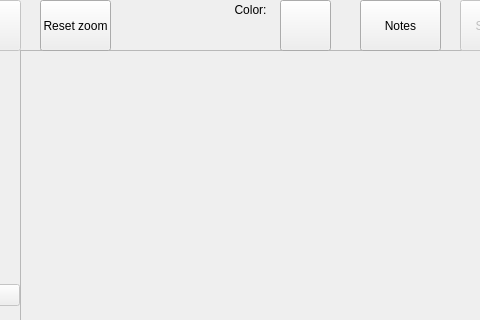
Qt form src/mainwindow.ui (robedpixel/SmartMonitor-Python) before a commit; both pictures show x 140 to 620 and y 0 to 320 of the 800 by 600 pixel window.
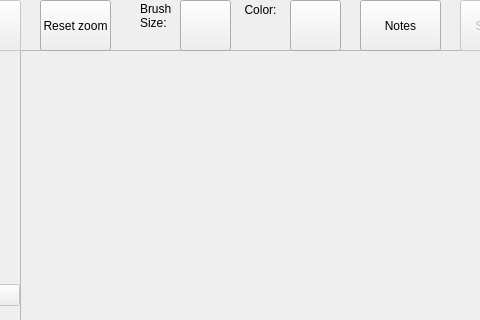
The same form after that commit.

Commit message: add ui to prepare for changing brush size

The edit to the form file:
```diff
--- a/src/mainwindow.ui
+++ b/src/mainwindow.ui
@@ -119,7 +119,7 @@
    <widget class="QLabel" name="label">
     <property name="geometry">
      <rect>
-      <x>370</x>
+      <x>380</x>
       <y>0</y>
       <width>41</width>
       <height>20</height>
@@ -135,7 +135,7 @@
    <widget class="QPushButton" name="brushcolorButton">
     <property name="geometry">
      <rect>
-      <x>420</x>
+      <x>430</x>
       <y>0</y>
       <width>51</width>
       <height>51</height>
@@ -190,6 +190,35 @@
      <string>Reset zoom</string>
     </property>
    </widget>
+   <widget class="QPushButton" name="brushSizeButton">
+    <property name="geometry">
+     <rect>
+      <x>320</x>
+      <y>0</y>
+      <width>51</width>
+      <height>51</height>
+     </rect>
+    </property>
+    <property name="text">
+     <string/>
+    </property>
+   </widget>
+   <widget class="QLabel" name="brushsizelabel">
+    <property name="geometry">
+     <rect>
+      <x>280</x>
+      <y>0</y>
+      <width>31</width>
+      <height>31</height>
+     </rect>
+    </property>
+    <property name="text">
+     <string>Brush Size:</string>
+    </property>
+    <property name="wordWrap">
+     <bool>true</bool>
+    </property>
+   </widget>
   </widget>
   <widget class="QMenuBar" name="menubar">
    <property name="geometry">
```
Left out of the diff: 2 changed lines with no effect on the pictures. The commit also changes 1 other file.
